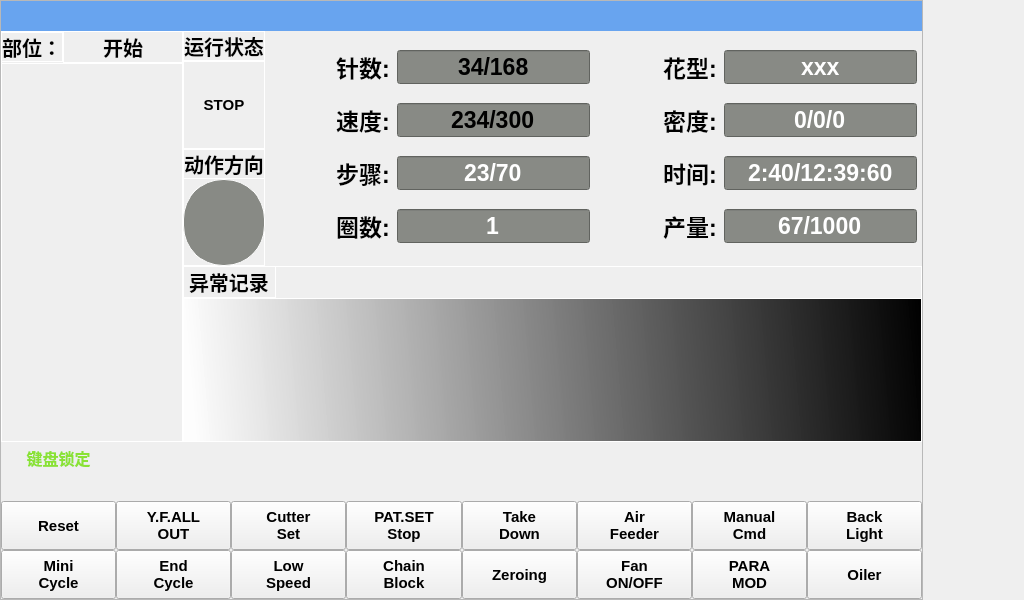
Old version of the form mainWindow.ui in the repository lvxiaowei/linux_lcCode.
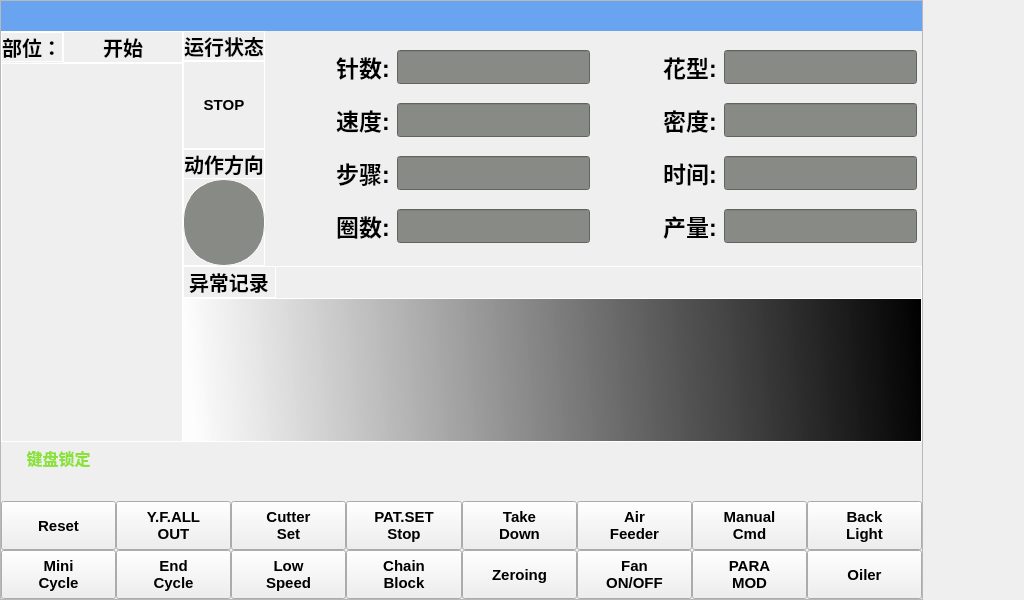
New version of the form. Icons and pictures are not drawn.

```diff
--- a/mainWindow.ui
+++ b/mainWindow.ui
@@ -524,7 +524,7 @@
 </string>
                </property>
                <property name="text">
-                <string>34/168</string>
+                <string/>
                </property>
                <property name="alignment">
                 <set>Qt::AlignCenter</set>
@@ -588,7 +588,7 @@
 color: #ffffff;</string>
                </property>
                <property name="text">
-                <string>xxx</string>
+                <string/>
                </property>
                <property name="alignment">
                 <set>Qt::AlignCenter</set>
@@ -657,7 +657,7 @@
                 <string notr="true">background-color: rgb(136, 138, 133);</string>
                </property>
                <property name="text">
-                <string>234/300</string>
+                <string/>
                </property>
                <property name="alignment">
                 <set>Qt::AlignCenter</set>
@@ -721,7 +721,7 @@
 color: #ffffff;</string>
                </property>
                <property name="text">
-                <string>23/70</string>
+                <string/>
                </property>
                <property name="alignment">
                 <set>Qt::AlignCenter</set>
@@ -785,7 +785,7 @@
 color: #ffffff;</string>
                </property>
                <property name="text">
-                <string>2:40/12:39:60</string>
+                <string/>
                </property>
                <property name="alignment">
                 <set>Qt::AlignCenter</set>
@@ -849,7 +849,7 @@
 color: #ffffff;</string>
                </property>
                <property name="text">
-                <string>1</string>
+                <string/>
                </property>
                <property name="alignment">
                 <set>Qt::AlignCenter</set>
@@ -913,7 +913,7 @@
 color: #ffffff;</string>
                </property>
                <property name="text">
-                <string>67/1000</string>
+                <string/>
                </property>
                <property name="alignment">
                 <set>Qt::AlignCenter</set>
@@ -977,7 +977,7 @@
 color: #ffffff;</string>
                </property>
                <property name="text">
-                <string>0/0/0</string>
+                <string/>
                </property>
                <property name="alignment">
                 <set>Qt::AlignCenter</set>
```
Left out of the diff: 18 changed lines with no effect on the pictures.
